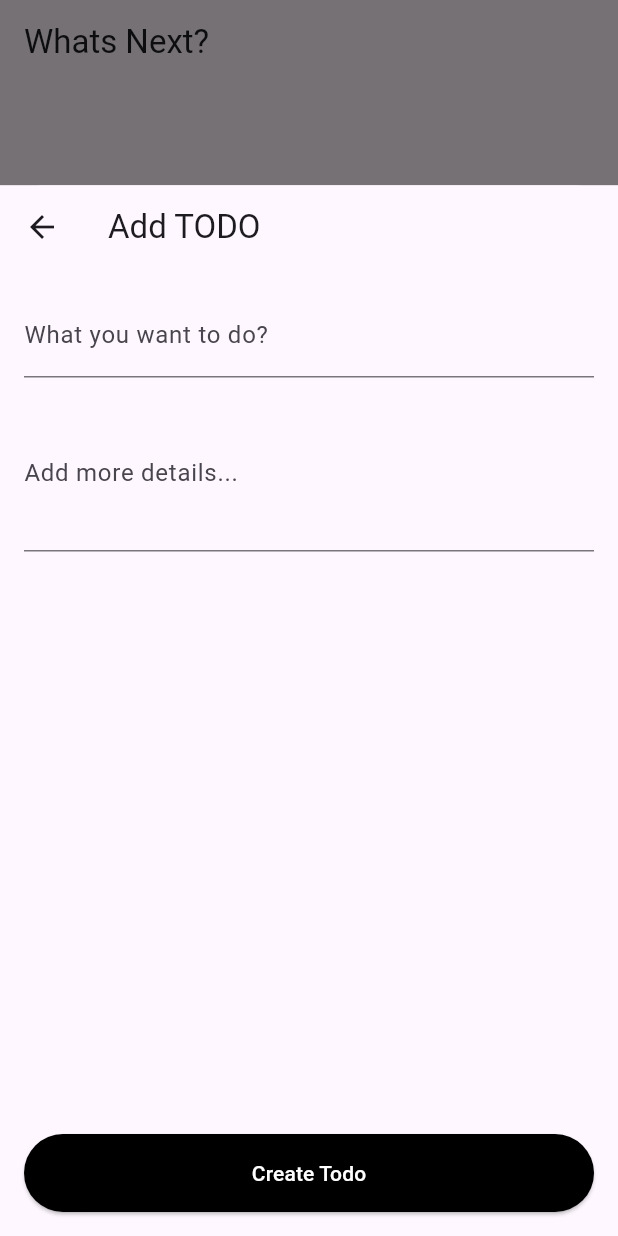
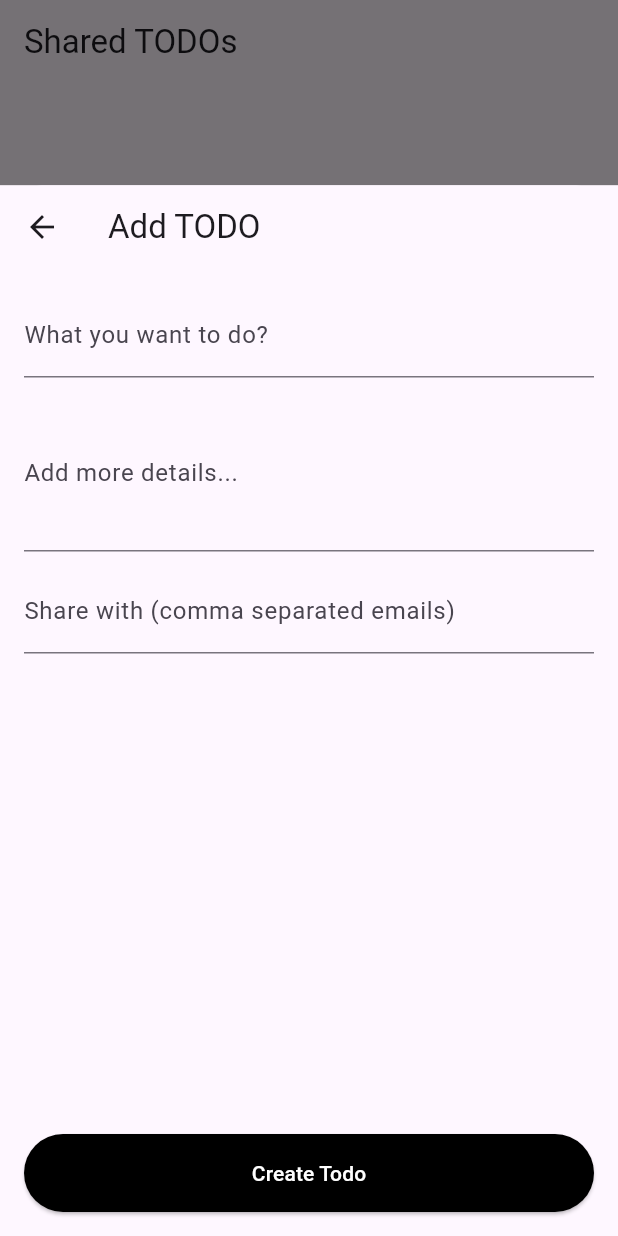
Before and after one commit to BharathBob/todo_app, a Flutter app: the screen it shows after launch, after a tap on the "add" icon, on a phone screen of 412 x 824 dp. Run offline on Flutter 3.47's test engine with Material 3 defaults, Android fonts, the phone set to English and light mode, and no system bars; our stand-ins replace cloud_firestore, firebase_core, flutter_riverpod; accounts and stored records are empty.

```diff
--- a/lib/main.dart
+++ b/lib/main.dart
@@ -1,8 +1,14 @@
 import 'package:flutter/material.dart';
 import 'package:todo_app/view/dashboard_view.dart';
 import 'package:flutter_riverpod/flutter_riverpod.dart';
+import 'package:firebase_core/firebase_core.dart';
+import 'firebase_options.dart';
 
-void main() {
+Future<void> main() async {
+  WidgetsFlutterBinding.ensureInitialized();
+  await Firebase.initializeApp(
+options: DefaultFirebaseOptions.currentPlatform,
+);
   runApp(const ProviderScope(child: TodoApp()));
 }
 
--- a/lib/provider/todo_provider.dart
+++ b/lib/provider/todo_provider.dart
@@ -1,14 +1,61 @@
 import 'package:flutter_riverpod/flutter_riverpod.dart';
 import '../model/todo.dart';
+import 'package:cloud_firestore/cloud_firestore.dart';
 
-class TodoNotifier extends StateNotifier<List<Todo>> {
-  TodoNotifier() : super([]);
+final firestoreProvider = Provider<FirebaseFirestore>((ref) {
+  final firestore = FirebaseFirestore.instance;
 
-  void addTodo(Todo todo) {
-    state = [todo, ...state];
+  try {
+    firestore.settings = const Settings(
+      persistenceEnabled: true,
+      cacheSizeBytes: Settings.CACHE_SIZE_UNLIMITED,
+    );
+  } on FirebaseException catch (e) {
+    // 'failed-precondition' -> multiple tabs; 'unimplemented' -> browser doesn't support persistence
+    if (e.code == 'failed-precondition' || e.code == 'unimplemented') {
+      // fallback: continue without persistence (allowed)
+    } else {
+      rethrow;
+    }
+  } catch (_) {
+    // ignore any other persistence errors and continue
   }
-}
 
-final todoProvider = StateNotifierProvider<TodoNotifier, List<Todo>>(
-  (ref) => TodoNotifier(),
-);
+  return firestore;
+});
+
+final todoRepositoryProvider = Provider<TodoRepository>((ref) {
+  final firestore = ref.watch(firestoreProvider);
+  return TodoRepository(firestore);
+});
+
+class TodoRepository {
+  final FirebaseFirestore firestore;
+  TodoRepository(this.firestore);
+
+  Future<void> addOrUpdateTodo(Todo todo) async {
+    await firestore.collection('todos').doc(todo.taskid).set(todo.toFirestore());
+  }
+
+Stream<List<Todo>> todosForUser(String userEmail) {
+  return firestore
+      .collection('todos')
+      .where('sharedWith', arrayContains: userEmail)
+      .snapshots()
+      .map((snapshot) {
+        final list = snapshot.docs
+            .map((doc) => Todo.fromFirestore(doc.data() as Map<String, dynamic>, doc.id))
+            .toList();
+        list.sort((a, b) => b.createdAt.compareTo(a.createdAt));
+        return list;
+      });
+}}
+
+final todoStreamProvider = StreamProvider<List<Todo>>((ref) {
+  final repository = ref.watch(todoRepositoryProvider);
+  final currentUserEmail = 'bharath.viswa1@gmail.com';
+  return repository.todosForUser(currentUserEmail).handleError((e, st) {
+    print('Firestore error: $e');
+    return [];
+  });
+});
--- a/lib/view/add_todo_view.dart
+++ b/lib/view/add_todo_view.dart
@@ -15,6 +15,7 @@ class AddTodoScreen extends ConsumerStatefulWidget {
 class _AddTodoScreenState extends ConsumerState<AddTodoScreen> {
   final _titleController = TextEditingController();
   final _descriptionController = TextEditingController();
+  final _sharedWithController = TextEditingController();
 
   @override
   void initState() {
@@ -22,11 +23,23 @@ class _AddTodoScreenState extends ConsumerState<AddTodoScreen> {
     if (widget.initialTodo != null) {
       _titleController.text = widget.initialTodo!.title;
       _descriptionController.text = widget.initialTodo!.description;
+      _sharedWithController.text =
+          widget.initialTodo!.sharedWith.join(', ');
     }
   }
 
-  void _saveTodo() {
+  void _saveTodo() async {
     if (_titleController.text.isEmpty) return;
+
+    final sharedWith = _sharedWithController.text
+        .split(',')
+        .map((e) => e.trim())
+        .where((e) => e.isNotEmpty)
+        .toList();
+
+    if (!sharedWith.contains('viswa@example.com')) {
+      sharedWith.add('viswa@example.com');
+    }
 
     final todo = Todo(
       taskid: widget.initialTodo?.taskid ?? const Uuid().v4(),
@@ -34,8 +47,10 @@ class _AddTodoScreenState extends ConsumerState<AddTodoScreen> {
       description: _descriptionController.text,
       isCompleted: widget.initialTodo?.isCompleted ?? false,
       createdAt: widget.initialTodo?.createdAt ?? DateTime.now(),
+      sharedWith: sharedWith,
     );
-    ref.read(todoProvider.notifier).addTodo(todo);
+
+    await ref.read(todoRepositoryProvider).addOrUpdateTodo(todo);
     Navigator.pop(context, todo);
   }
 
@@ -50,13 +65,21 @@ class _AddTodoScreenState extends ConsumerState<AddTodoScreen> {
           children: [
             TextField(
               controller: _titleController,
-              decoration: const InputDecoration(labelText: 'What you want to do?'),
+              decoration:
+                  const InputDecoration(labelText: 'What you want to do?'),
             ),
             const SizedBox(height: 12),
             TextField(
               controller: _descriptionController,
-              decoration: const InputDecoration(labelText: 'Add more details...'),
+              decoration:
+                  const InputDecoration(labelText: 'Add more details...'),
               maxLines: 3,
+            ),
+            const SizedBox(height: 12),
+            TextField(
+              controller: _sharedWithController,
+              decoration: const InputDecoration(
+                  labelText: 'Share with (comma separated emails)'),
             ),
             const Spacer(),
             SizedBox(
@@ -70,10 +93,10 @@ class _AddTodoScreenState extends ConsumerState<AddTodoScreen> {
                 onPressed: _saveTodo,
                 child: Text(isEditing ? 'Save' : 'Create Todo'),
               ),
-            ),
-          ],
+              ),
+            ],
+          ),
         ),
-      ),
-    );
+      );
+    }
   }
-}
--- a/lib/view/dashboard_view.dart
+++ b/lib/view/dashboard_view.dart
@@ -1,23 +1,12 @@
 import 'package:flutter/material.dart';
 import '../model/todo.dart';
 import 'add_todo_view.dart';
-import '../view/list_view.dart';
+import 'package:flutter_riverpod/flutter_riverpod.dart';
+import '../provider/todo_provider.dart';
 
-class TodoListScreen extends StatefulWidget {
+
+class TodoListScreen extends ConsumerWidget {
   const TodoListScreen({super.key});
-
-  @override
-  State<TodoListScreen> createState() => _TodoListScreenState();
-}
-
-class _TodoListScreenState extends State<TodoListScreen> {
-  final List<Todo> _todos = [];
-
-  void _addTodo(Todo todo) {
-    setState(() {
-      _todos.insert(0, todo);
-    });
-  }
 
   String _formatTime(DateTime dt) {
     final hour = dt.hour;
@@ -28,16 +17,16 @@ class _TodoListScreenState extends State<TodoListScreen> {
   }
 
   @override
-  Widget build(BuildContext context) {
+  Widget build(BuildContext context, WidgetRef ref) {
+    final todosAsync = ref.watch(todoStreamProvider);
+
     return Scaffold(
-      appBar: AppBar(title: const Text('Whats Next?')),
+      appBar: AppBar(title: const Text('Shared TODOs')),
       floatingActionButton: FloatingActionButton(
         backgroundColor: Colors.black,
-        foregroundColor: Colors.white,
-        shape: const CircleBorder(),
         child: const Icon(Icons.add),
         onPressed: () async {
-          final todo = await showModalBottomSheet<Todo>(
+          final newTodo = await showModalBottomSheet<Todo>(
             context: context,
             isScrollControlled: true,
             builder: (context) => Padding(
@@ -50,20 +39,73 @@ class _TodoListScreenState extends State<TodoListScreen> {
               ),
             ),
           );
-          if (todo != null) _addTodo(todo);
+            if (newTodo != null) {
+    // Trigger a refresh of the stream by invalidating the provider
+    ref.refresh(todoStreamProvider);
+  }
+
         },
       ),
-      body: _todos.isEmpty
-          ? const Center(child: Text('No tasks created yet'))
-          : TodosListView(
-              todos: _todos,
-              formatTime: _formatTime,
-              onUpdate: (index, updated) {
-                setState(() {
-                  _todos[index] = updated as Todo;
-                });
-              },
-            ),
+      body: todosAsync.when(
+        data: (todos) {
+          if (todos.isEmpty) {
+            return const Center(child: Text('No tasks created yet'));
+          }
+          return ListView.builder(
+            itemCount: todos.length,
+            itemBuilder: (context, index) {
+              final todo = todos[index];
+              return Card(
+                margin:
+                    const EdgeInsets.symmetric(horizontal: 12, vertical: 6),
+                child: ListTile(
+                  title: Text(todo.title),
+                  subtitle: Text(todo.description),
+                  trailing: Column(
+                    mainAxisAlignment: MainAxisAlignment.center,
+                    children: [
+                      Text(_formatTime(todo.createdAt),
+                          style: const TextStyle(fontSize: 12)),
+                      Checkbox(
+                        value: todo.isCompleted,
+                        onChanged: (value) async {
+                          final updated = Todo(
+                            taskid: todo.taskid,
+                            title: todo.title,
+                            description: todo.description,
+                            isCompleted: value!,
+                            createdAt: todo.createdAt,
+                            sharedWith: todo.sharedWith,
+                          );
+                          await ref
+                              .read(todoRepositoryProvider)
+                              .addOrUpdateTodo(updated);
+                        },
+                      ),
+                    ],
+                  ),
+                  onTap: () async {
+                    final updated = await showModalBottomSheet<Todo>(
+                      context: context,
+                      isScrollControlled: true,
+                      builder: (context) => Padding(
+                        padding: EdgeInsets.only(
+                            bottom: MediaQuery.of(context).viewInsets.bottom),
+                        child: SizedBox(
+                          height: MediaQuery.of(context).size.height * 0.85,
+                          child: AddTodoScreen(initialTodo: todo),
+                        ),
+                      ),
+                    );
+                  },
+                ),
+              );
+            },
+          );
+        },
+        loading: () => const Center(child: CircularProgressIndicator()),
+        error: (err, _) => Center(child: Text('Error: $err')),
+      ),
     );
   }
 }
--- a/lib/view/list_view.dart
+++ b/lib/view/list_view.dart
@@ -2,9 +2,8 @@ import 'package:flutter/material.dart';
 import '../model/todo.dart';
 import '../view/add_todo_view.dart';
 import 'package:flutter_riverpod/flutter_riverpod.dart';
-import '../provider/todo_provider.dart';
 
-class TodosListView extends ConsumerWidget {
+ class TodosListView extends ConsumerWidget {
   final List<Todo> todos;
   final String Function(DateTime) formatTime;
   final void Function(int index, Todo updated) onUpdate;
@@ -18,7 +17,6 @@ class TodosListView extends ConsumerWidget {
 
   @override
   Widget build(BuildContext context, WidgetRef ref) {
-    final todos = ref.watch(todoProvider);
     return ListView.builder(
       itemCount: todos.length,
       itemBuilder: (context, index) {
--- a/pubspec.yaml
+++ b/pubspec.yaml
@@ -37,6 +37,9 @@ dependencies:
   cupertino_icons: ^1.0.8
   uuid: ^4.5.2
   flutter_riverpod: ^2.5.1
+  firebase_core: ^3.6.0
+  cloud_firestore: ^5.4.0
+  firebase_auth: ^5.3.0
 
 dev_dependencies:
   flutter_test:
```
Also changed, not shown: lib/model/todo.dart (+27 -1 lines), firebase.json (added), lib/firebase_options.dart (added), pubspec.lock, 21 other files.
